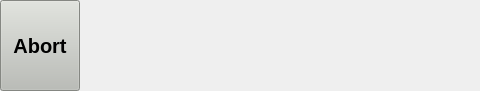
This is gui/selftest/selftestbar.ui in fmselab/mvm-gui as Qt 5 draws it before an edit; both pictures show x 0 to 480 and y 0 to 91 of the 800 by 91 pixel window. The edited form follows.
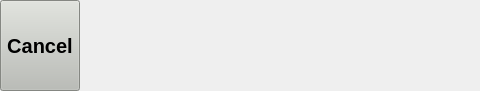
This is the edited form.

Commit message: Abort -> Cancel

```diff
--- a/gui/selftest/selftestbar.ui
+++ b/gui/selftest/selftestbar.ui
@@ -466,7 +466,7 @@
       </font>
      </property>
      <property name="text">
-      <string>Abort</string>
+      <string>Cancel</string>
      </property>
     </widget>
    </item>
```
